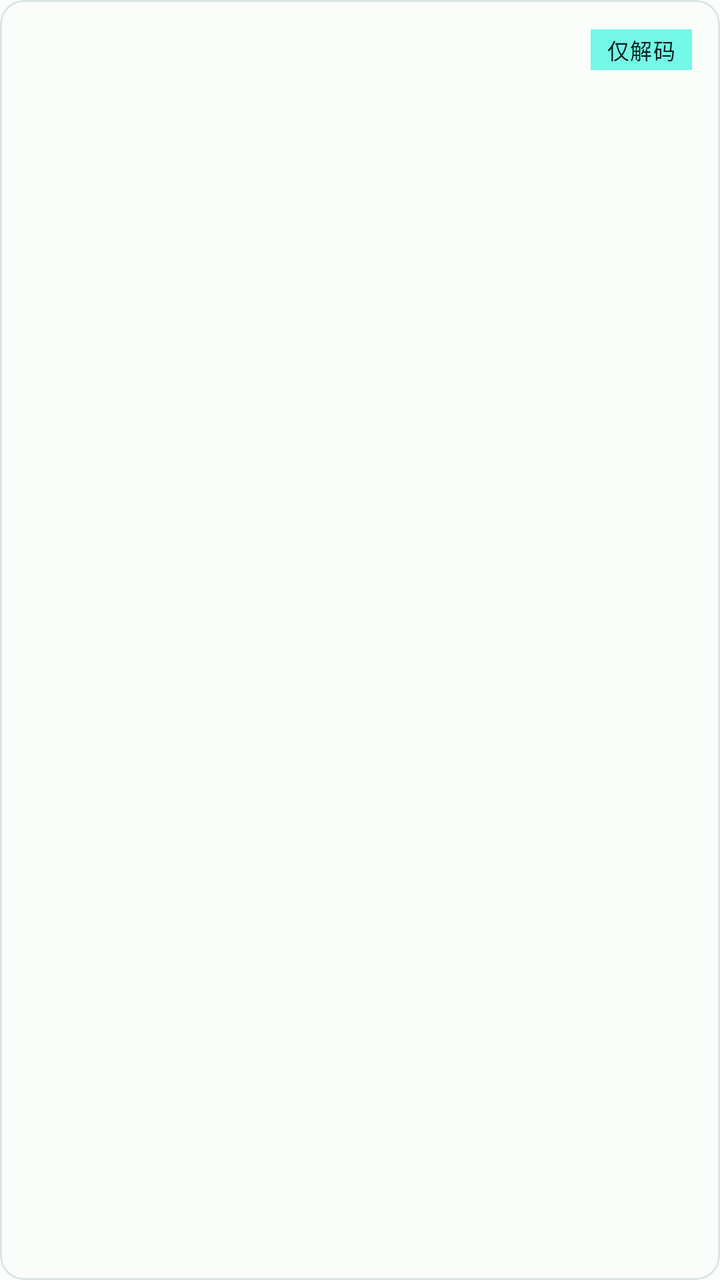
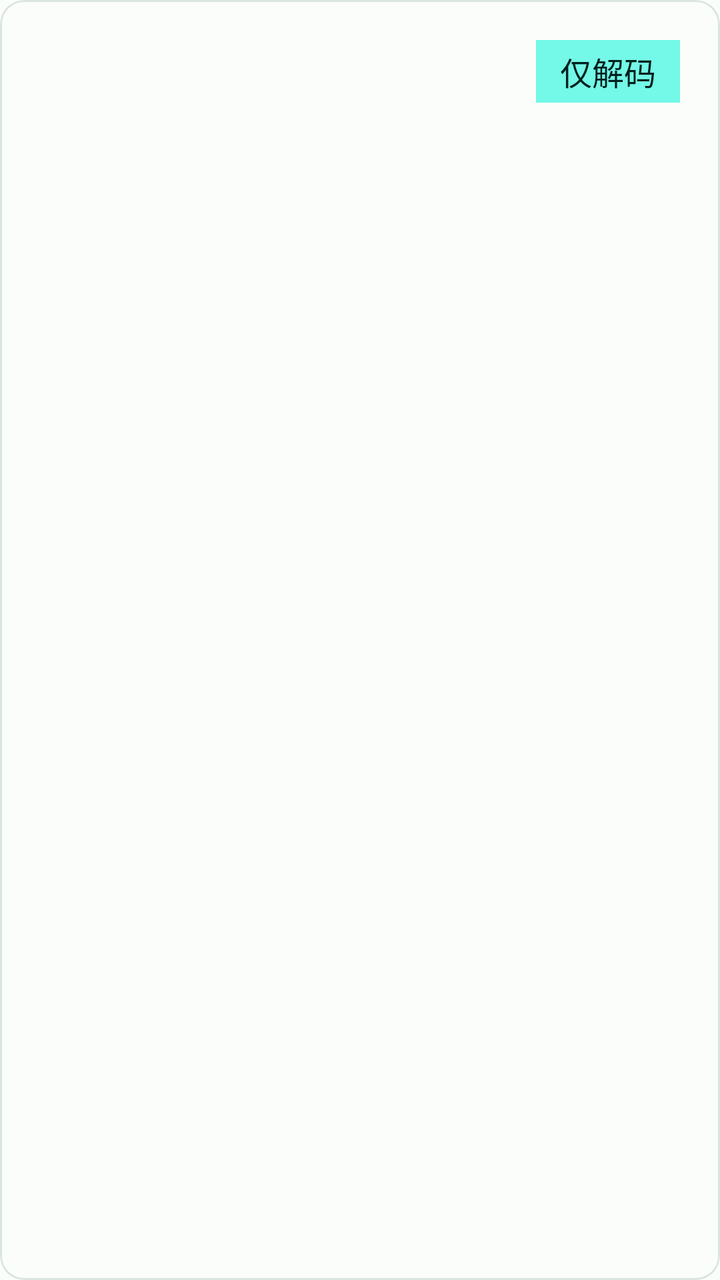

Before-and-after screenshots of an Android layout around one commit, followed by the original layout XML and the change that was made.
<!-- AndroidManifest.xml: application theme Theme.AudioDecodeTestApp -->
<!-- res/layout/item_codec_format.xml -->
<?xml version="1.0" encoding="utf-8"?>
<com.google.android.material.card.MaterialCardView xmlns:android="http://schemas.android.com/apk/res/android"
    xmlns:app="http://schemas.android.com/apk/res-auto"
    android:layout_width="match_parent"
    android:layout_height="wrap_content"
    android:layout_margin="6dp"
    android:clickable="true"
    android:focusable="true"
    app:cardBackgroundColor="@color/surface"
    app:cardElevation="0dp"
    app:rippleColor="@color/primary_container"
    app:strokeColor="@color/surface_variant"
    app:strokeWidth="1dp">

    <LinearLayout
        android:layout_width="match_parent"
        android:layout_height="wrap_content"
        android:orientation="vertical"
        android:padding="14dp">

        <LinearLayout
            android:layout_width="match_parent"
            android:layout_height="wrap_content"
            android:gravity="center_vertical"
            android:orientation="horizontal">

            <TextView
                android:id="@+id/format_name"
                android:layout_width="0dp"
                android:layout_height="wrap_content"
                android:layout_weight="1"
                android:textAppearance="?attr/textAppearanceTitleMedium"
                android:textColor="@color/on_surface" />

            <TextView
                android:id="@+id/format_badge"
                android:layout_width="wrap_content"
                android:layout_height="wrap_content"
                android:background="@color/primary_container"
                android:paddingStart="8dp"
                android:paddingEnd="8dp"
                android:paddingTop="2dp"
                android:paddingBottom="2dp"
                android:text="@string/badge_decode"
                android:textAppearance="?attr/textAppearanceLabelSmall"
                android:textColor="@color/on_primary_container" />
        </LinearLayout>

        <TextView
            android:id="@+id/format_meta"
            android:layout_width="match_parent"
            android:layout_height="wrap_content"
            android:layout_marginTop="6dp"
            android:textAppearance="?attr/textAppearanceBodySmall"
            android:textColor="@color/primary" />

        <TextView
            android:id="@+id/format_desc"
            android:layout_width="match_parent"
            android:layout_height="wrap_content"
            android:layout_marginTop="4dp"
            android:textAppearance="?attr/textAppearanceBodySmall"
            android:textColor="@color/on_surface_variant" />

        <TextView
            android:id="@+id/format_engines"
            android:layout_width="wrap_content"
            android:layout_height="wrap_content"
            android:layout_marginTop="8dp"
            android:textAppearance="?attr/textAppearanceLabelMedium"
            android:textColor="@color/primary" />
    </LinearLayout>
</com.google.android.material.card.MaterialCardView>
<!-- resources referenced by this layout -->
<resources>
  <color name="on_primary_container">#00201C</color>
  <color name="on_surface">#191C1B</color>
  <color name="on_surface_variant">#3F4947</color>
  <color name="primary">#006A60</color>
  <color name="primary_container">#74F8E7</color>
  <color name="surface">#FBFDFA</color>
  <color name="surface_variant">#DAE5E1</color>
  <string name="badge_decode">仅解码</string>
  <style name="Theme.AudioDecodeTestApp" parent="Theme.Material3.DayNight.NoActionBar">
          <item name="colorPrimary">@color/primary</item>
          <item name="colorOnPrimary">@color/on_primary</item>
          <item name="colorPrimaryContainer">@color/primary_container</item>
          <item name="colorOnPrimaryContainer">@color/on_primary_container</item>
          <item name="colorSecondary">@color/secondary</item>
          <item name="colorOnSecondary">@color/on_secondary</item>
          <item name="android:colorBackground">@color/background</item>
          <item name="colorOnBackground">@color/on_background</item>
          <item name="colorSurface">@color/surface</item>
          <item name="colorOnSurface">@color/on_surface</item>
          <item name="colorSurfaceVariant">@color/surface_variant</item>
          <item name="colorOnSurfaceVariant">@color/on_surface_variant</item>
          <item name="android:statusBarColor">@color/primary</item>
      </style>
  <color name="on_primary">#FFFFFF</color>
  <color name="secondary">#4A635F</color>
  <color name="on_secondary">#FFFFFF</color>
  <color name="background">#FBFDFA</color>
  <color name="on_background">#191C1B</color>
</resources>

<!-- the commit's change to res/layout/item_codec_format.xml (unified diff, before → after) -->
@@ -3,7 +3,7 @@
     xmlns:app="http://schemas.android.com/apk/res-auto"
     android:layout_width="match_parent"
     android:layout_height="wrap_content"
-    android:layout_margin="6dp"
+    android:layout_margin="@dimen/card_margin"
     android:clickable="true"
     android:focusable="true"
     app:cardBackgroundColor="@color/surface"
@@ -16,7 +16,7 @@
         android:layout_width="match_parent"
         android:layout_height="wrap_content"
         android:orientation="vertical"
-        android:padding="14dp">
+        android:padding="@dimen/card_padding">
 
         <LinearLayout
             android:layout_width="match_parent"
@@ -29,45 +29,49 @@
                 android:layout_width="0dp"
                 android:layout_height="wrap_content"
                 android:layout_weight="1"
-                android:textAppearance="?attr/textAppearanceTitleMedium"
-                android:textColor="@color/on_surface" />
+                android:textColor="@color/on_surface"
+                android:textSize="@dimen/text_title_medium"
+                android:textStyle="bold" />
 
             <TextView
                 android:id="@+id/format_badge"
                 android:layout_width="wrap_content"
                 android:layout_height="wrap_content"
+                android:layout_marginStart="12dp"
                 android:background="@color/primary_container"
-                android:paddingStart="8dp"
-                android:paddingEnd="8dp"
-                android:paddingTop="2dp"
-                android:paddingBottom="2dp"
+                android:paddingStart="12dp"
+                android:paddingEnd="12dp"
+                android:paddingTop="4dp"
+                android:paddingBottom="4dp"
                 android:text="@string/badge_decode"
-                android:textAppearance="?attr/textAppearanceLabelSmall"
-                android:textColor="@color/on_primary_container" />
+                android:textColor="@color/on_primary_container"
+                android:textSize="@dimen/text_body_small" />
         </LinearLayout>
 
         <TextView
             android:id="@+id/format_meta"
             android:layout_width="match_parent"
             android:layout_height="wrap_content"
-            android:layout_marginTop="6dp"
-            android:textAppearance="?attr/textAppearanceBodySmall"
-            android:textColor="@color/primary" />
+            android:layout_marginTop="8dp"
+            android:textColor="@color/primary"
+            android:textSize="@dimen/text_body_small" />
 
         <TextView
             android:id="@+id/format_desc"
             android:layout_width="match_parent"
             android:layout_height="wrap_content"
-            android:layout_marginTop="4dp"
-            android:textAppearance="?attr/textAppearanceBodySmall"
-            android:textColor="@color/on_surface_variant" />
+            android:layout_marginTop="6dp"
+            android:lineSpacingExtra="2dp"
+            android:textColor="@color/on_surface_variant"
+            android:textSize="@dimen/text_body_small" />
 
         <TextView
             android:id="@+id/format_engines"
             android:layout_width="wrap_content"
             android:layout_height="wrap_content"
-            android:layout_marginTop="8dp"
-            android:textAppearance="?attr/textAppearanceLabelMedium"
-            android:textColor="@color/primary" />
+            android:layout_marginTop="10dp"
+            android:textColor="@color/primary"
+            android:textSize="@dimen/text_label"
+            android:textStyle="bold" />
     </LinearLayout>
 </com.google.android.material.card.MaterialCardView>
<!-- resource entries referenced after the edit -->
@@ -7,6 +7,11 @@
   <color name="primary_container">#74F8E7</color>
   <color name="surface">#FBFDFA</color>
   <color name="surface_variant">#DAE5E1</color>
+  <dimen name="card_margin">9dp</dimen>
+  <dimen name="card_padding">20dp</dimen>
+  <dimen name="text_body_small">16sp</dimen>
+  <dimen name="text_label">16sp</dimen>
+  <dimen name="text_title_medium">22sp</dimen>
   <string name="badge_decode">仅解码</string>
   <style name="Theme.AudioDecodeTestApp" parent="Theme.Material3.DayNight.NoActionBar">
           <item name="colorPrimary">@color/primary</item>
@@ -22,6 +27,8 @@
           <item name="colorSurfaceVariant">@color/surface_variant</item>
           <item name="colorOnSurfaceVariant">@color/on_surface_variant</item>
           <item name="android:statusBarColor">@color/primary</item>
+          <item name="android:navigationBarColor">@color/surface</item>
+          <item name="android:windowLightNavigationBar">true</item>
       </style>
   <color name="on_primary">#FFFFFF</color>
   <color name="secondary">#4A635F</color>
